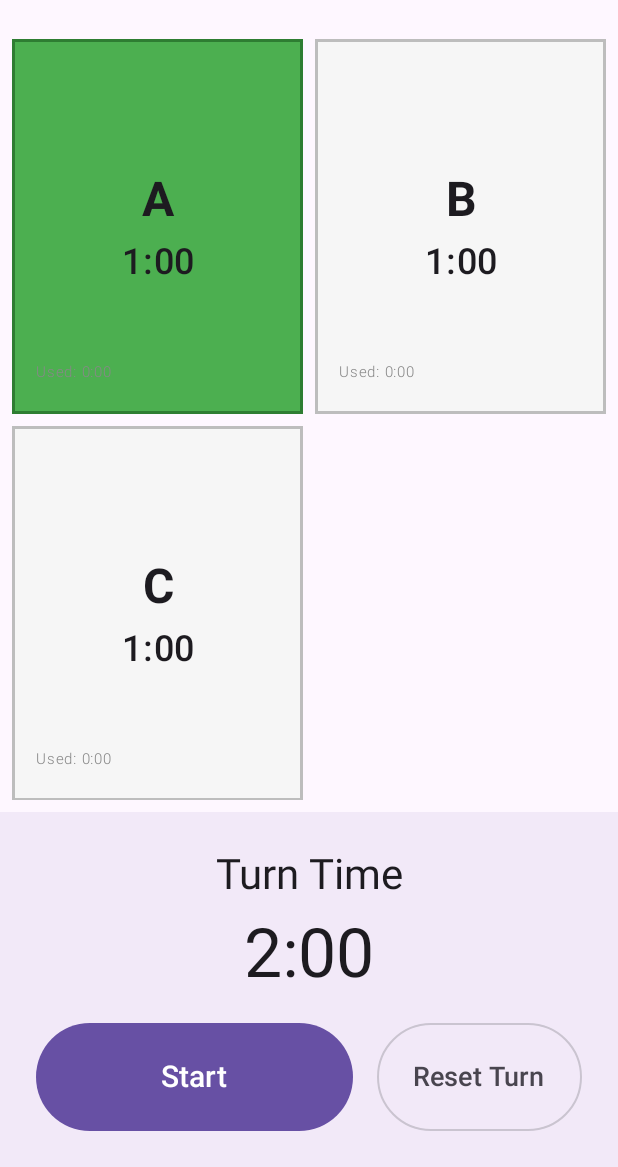
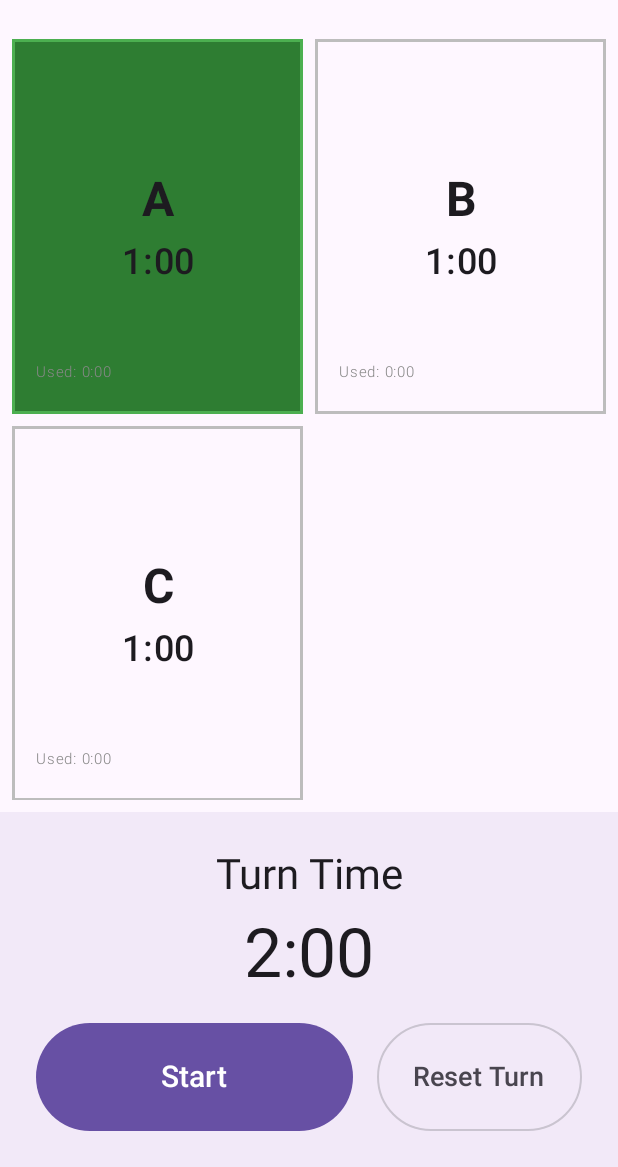
Before and after one commit to matthewslade/Board-Game-Timer, an Android app built with Jetpack Compose: the @Preview function GamePreview, on a phone screen of 412 x 824 dp, the part 69-1236 px from its top. Run offline under Robolectric (Android 15) with nearby library versions, the phone set to English and light mode, and no system bars.

```diff
--- a/app/src/main/java/com/matthewslade/gametimer/GameTimerViewModel.kt
+++ b/app/src/main/java/com/matthewslade/gametimer/GameTimerViewModel.kt
@@ -2,6 +2,7 @@ package com.matthewslade.gametimer
 
 import android.media.ToneGenerator
 import androidx.lifecycle.ViewModel
+import androidx.lifecycle.ViewModelProvider
 import androidx.lifecycle.viewModelScope
 import kotlinx.coroutines.Job
 import kotlinx.coroutines.delay
@@ -162,3 +163,16 @@ class GameTimerViewModel(
         toneGenerator.release()
     }
 }
+
+class GameTimerViewModelFactory(
+    private val settings: Settings,
+    private val toneGenerator: ToneGenerator
+) : ViewModelProvider.Factory {
+    @Suppress("UNCHECKED_CAST")
+    override fun <T : ViewModel> create(modelClass: Class<T>): T {
+        if (modelClass.isAssignableFrom(GameTimerViewModel::class.java)) {
+            return GameTimerViewModel(settings, toneGenerator) as T
+        }
+        throw IllegalArgumentException("Unknown ViewModel class")
+    }
+}
--- a/app/src/main/java/com/matthewslade/gametimer/MainActivity.kt
+++ b/app/src/main/java/com/matthewslade/gametimer/MainActivity.kt
@@ -39,12 +39,13 @@ import androidx.compose.material.icons.filled.ArrowBack
 import androidx.navigation.compose.NavHost
 import androidx.navigation.compose.composable
 import androidx.navigation.compose.rememberNavController
+import androidx.lifecycle.viewmodel.compose.viewModel
 
 class MainActivity : ComponentActivity() {
     override fun onCreate(savedInstanceState: Bundle?) {
         super.onCreate(savedInstanceState)
         setContent {
-            MaterialTheme(colorScheme = lightColorScheme()) {
+            MaterialTheme(colorScheme = darkColorScheme()) {
                 AppRoot()
             }
         }
@@ -108,7 +109,7 @@ private val SettingsSaver = mapSaver(
 fun SettingsScreen(initial: Settings, onStart: (Settings) -> Unit) {
     var turn by rememberSaveable { mutableStateOf(initial.turnMinutes.toString()) }
     var reserve by rememberSaveable { mutableStateOf(initial.reserveMinutes.toString()) }
-    var count by rememberSaveable { mutableStateOf(initial.playerCount) }
+    var count by rememberSaveable { mutableIntStateOf(initial.playerCount) }
     var bankUnusedTime by rememberSaveable { mutableStateOf(initial.bankUnusedTime) }
     var names by rememberSaveable(stateSaver = listSaver(
         save = { it },
@@ -254,11 +255,13 @@ fun GameScreen(settings: Settings, onBack: () -> Unit) {
         ToneGenerator(AudioManager.STREAM_NOTIFICATION, ToneGenerator.MAX_VOLUME)
     }
 
-    val viewModel = remember(settings, toneGenerator) {
-        GameTimerViewModel(settings, toneGenerator)
-    }
+    val viewModel: GameTimerViewModel = viewModel(
+        factory = GameTimerViewModelFactory(settings, toneGenerator)
+    )
 
     val uiState by viewModel.uiState.collectAsState()
+
+    var showExitDialog by remember { mutableStateOf(false) }
 
     DisposableEffect(Unit) {
         // Keep screen on during game
@@ -271,9 +274,34 @@ fun GameScreen(settings: Settings, onBack: () -> Unit) {
         }
     }
 
+    if (showExitDialog) {
+        AlertDialog(
+            onDismissRequest = { showExitDialog = false },
+            title = { Text("Exit Game?") },
+            text = { Text("Are you sure you want to exit the current game? All progress will be lost.") },
+            confirmButton = {
+                TextButton(
+                    onClick = {
+                        showExitDialog = false
+                        onBack()
+                    }
+                ) {
+                    Text("Exit")
+                }
+            },
+            dismissButton = {
+                TextButton(
+                    onClick = { showExitDialog = false }
+                ) {
+                    Text("Cancel")
+                }
+            }
+        )
+    }
+
     GameScreenScaffold(
         isLandscape = isLandscape,
-        onBack = onBack,
+        onBack = { showExitDialog = true },
         players = uiState.players,
         activeIndex = uiState.activeIndex,
         onReserve = uiState.onReserve,
@@ -534,9 +562,9 @@ private fun PlayerSlot(
 ) {
     // Determine colors based on state
     val (baseColor, borderColor) = when {
-        isActive && isUsingReserve -> Color(0xFFFFEB3B) to Color(0xFFFF8F00) // Bright yellow for reserve time
-        isActive -> Color(0xFF4CAF50) to Color(0xFF2E7D32) // Bright green for active player
-        else -> Color(0xFFF6F6F6) to Color(0xFFBDBDBD) // Default gray
+        isActive && isUsingReserve -> Color(0xFFFF8F00) to Color(0xFFFFEB3B) // Bright yellow for reserve time
+        isActive -> Color(0xFF2E7D32) to Color(0xFF4CAF50) // Bright green for active player
+        else -> Color(0x00F6F6F6) to Color(0xFFBDBDBD) // Default gray
     }
 
     val infinite = rememberInfiniteTransition(label = "flash")
```
